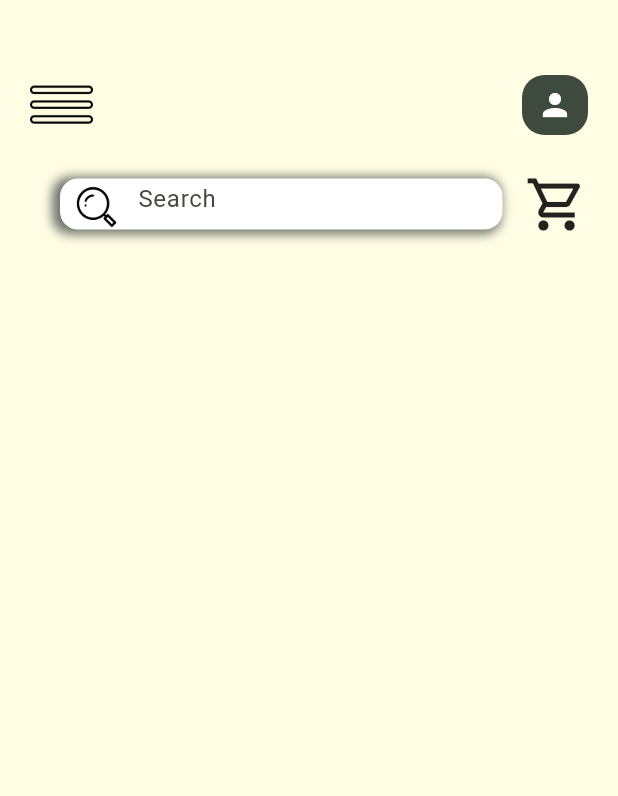
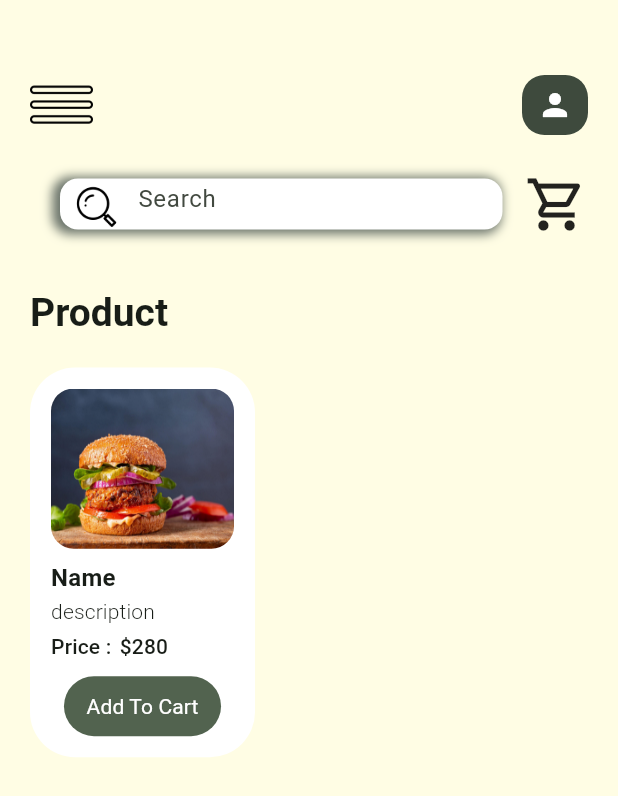
Before and after one commit to SOMBIT4/Tiral_Merchandise-Galaxy-FLUTTER-PROJECT, a Flutter app: the screen it shows after launch, on a phone screen of 412 x 824 dp. Shown: the top 796 px of the screen. Run offline on Flutter 3.47's test engine with Material 2 defaults, Android fonts, the phone set to English and light mode, and no system bars.

Commit message:
added product

```diff
--- /dev/null
+++ b/lib/buttons/button.dart
@@ -0,0 +1,24 @@
+import 'package:flutter/material.dart';
+
+class MyButton extends StatelessWidget {
+  final void Function()? onTap;
+
+  final Widget child;
+
+  const MyButton({super.key, required this.onTap, required this.child});
+
+  @override
+  Widget build(BuildContext context) {
+    return GestureDetector(
+      onTap: onTap,
+      child: Container(
+        decoration: BoxDecoration(
+          color: Theme.of(context).colorScheme.secondary,
+          borderRadius: BorderRadius.circular(30),
+        ),
+        padding: const EdgeInsets.fromLTRB(15, 10, 15, 10),
+        child: child,
+      ),
+    );
+  }
+}
--- a/lib/pages/home.dart
+++ b/lib/pages/home.dart
@@ -1,4 +1,5 @@
 import 'package:flutter/material.dart';
+import 'package:flutter_application_3/buttons/button.dart';
 import 'package:flutter_application_3/res/app_assets/app_assets.dart';
 import 'package:flutter_application_3/res/colors/app_color.dart';
 
@@ -17,6 +18,7 @@ class _HomePageState extends State<HomePage> {
       body: SafeArea(
         minimum: const EdgeInsets.symmetric(horizontal: 20).copyWith(top: 45),
         child: Column(
+          crossAxisAlignment: CrossAxisAlignment.start,
           children: [
             const SizedBox(
               height: 5,
@@ -94,6 +96,103 @@ class _HomePageState extends State<HomePage> {
                 ),
               ],
             ),
+            const SizedBox(
+              height: 35,
+            ),
+            Text(
+              'Product',
+              style: Theme.of(context).textTheme.titleLarge!.copyWith(
+                    fontSize: 26,
+                    fontWeight: FontWeight.bold,
+                  ),
+            ),
+            const SizedBox(
+              height: 20,
+            ),
+            Container(
+              padding: const EdgeInsets.all(14),
+              width: 150,
+              decoration: BoxDecoration(
+                color: AppColor.whiteColor,
+                borderRadius: BorderRadius.circular(30),
+              ),
+              child: Column(
+                crossAxisAlignment: CrossAxisAlignment.start,
+                children: [
+                  ClipRRect(
+                    borderRadius: BorderRadius.circular(15),
+                    child: AspectRatio(
+                      aspectRatio: 2 / 1.75,
+                      child: Image.asset(
+                        AppAssets.foodBurger,
+                        fit: BoxFit.fill,
+                      ),
+                    ),
+                  ),
+                  const SizedBox(
+                    height: 8,
+                  ),
+                  Text(
+                    'Name',
+                    style: Theme.of(context).textTheme.titleMedium!.copyWith(
+                          fontSize: 16,
+                          fontWeight: FontWeight.w700,
+                        ),
+                  ),
+                  const SizedBox(
+                    height: 0,
+                  ),
+                  Text(
+                    'description',
+                    style: Theme.of(context).textTheme.titleSmall!.copyWith(
+                          fontWeight: FontWeight.w300,
+                        ),
+                  ),
+                  const SizedBox(
+                    height: 3,
+                  ),
+                  Row(
+                    children: [
+                      Text(
+                        'Price : ',
+                        style: Theme.of(context).textTheme.titleSmall!.copyWith(
+                              fontWeight: FontWeight.w500,
+                            ),
+                      ),
+                      const SizedBox(
+                        width: 2,
+                      ),
+                      Text(
+                        '\$280',
+                        style: Theme.of(context).textTheme.titleSmall!.copyWith(
+                              fontWeight: FontWeight.w500,
+                            ),
+                      ),
+                    ],
+                  ),
+                  const SizedBox(
+                    height: 10,
+                  ),
+                  Row(
+                    mainAxisAlignment: MainAxisAlignment.center,
+                    children: [
+                      MyButton(
+                          onTap: () {},
+                          child: Text(
+                            "Add To Cart",
+                            style: Theme.of(context)
+                                .textTheme
+                                .titleSmall!
+                                .copyWith(
+                                  color: AppColor.whiteColor,
+                                  fontWeight: FontWeight.w400,
+                                ),
+                          )),
+                    ],
+                  )
+                ],
+              ),
+            ),
           ],
         ),
       ),
--- a/pubspec.yaml
+++ b/pubspec.yaml
@@ -61,6 +61,7 @@ flutter:
   # To add assets to your application, add an assets section, like this:
   assets:
     - assets/img/
+    - assets/img/food/
   #   - images/a_dot_ham.jpeg
 
   # An image asset can refer to one or more resolution-specific "variants", see
```
